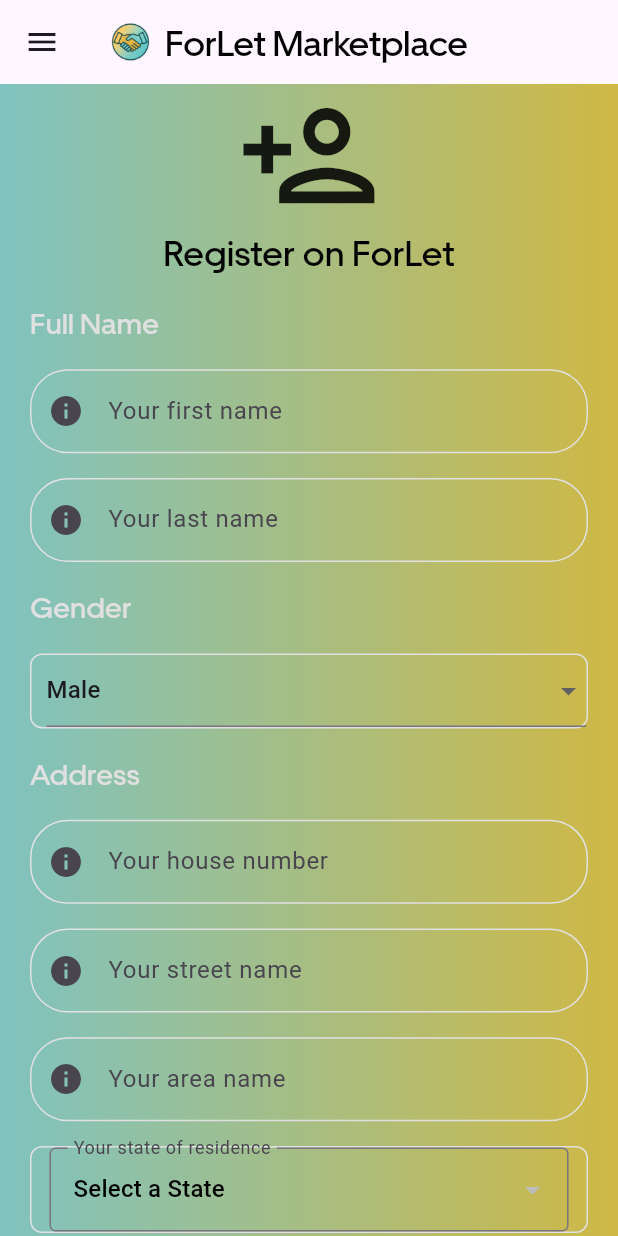
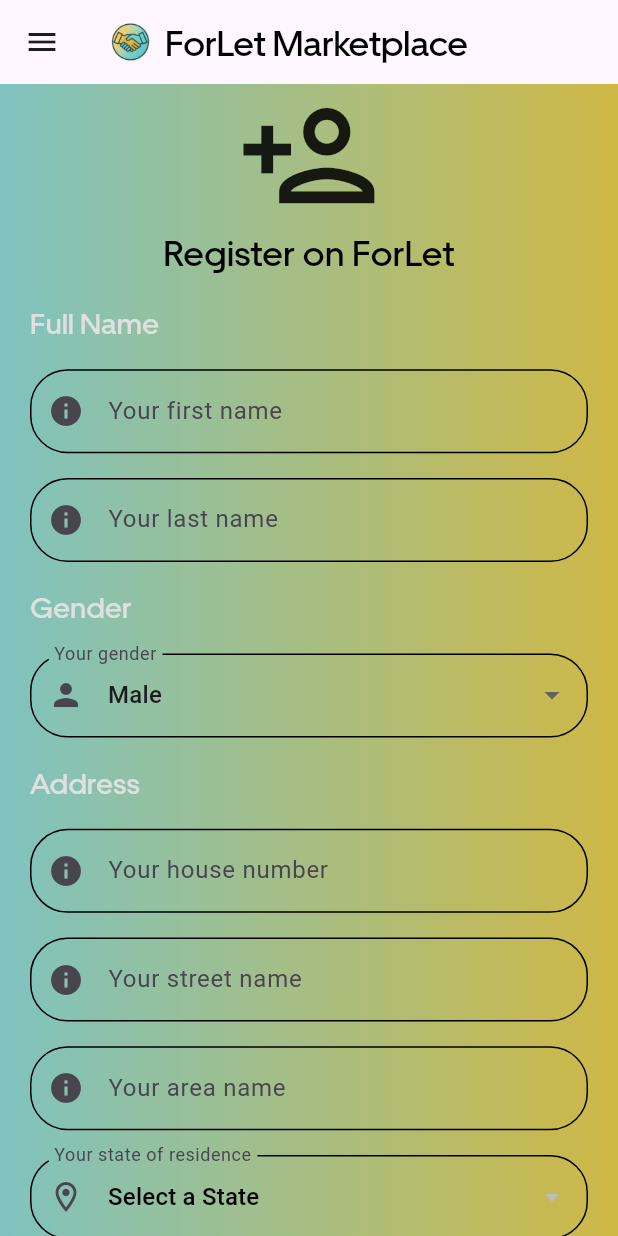
Before and after one commit to realoneolawale/flutter-forlet-marketplace-ng, a Flutter app: the screen it shows after launch, on a phone screen of 412 x 824 dp. Run offline on Flutter 3.47's test engine with Material 3 defaults, Android fonts, the phone set to English and light mode, and no system bars; our stand-ins replace expandable, flutter_html, flutter_secure_storage, image_picker, sizer; missing offline and left inert: signalr_netcore_plus; network calls fail.

Commit message:
Added controller to register screen

```diff
--- a/lib/constants/constant.dart
+++ b/lib/constants/constant.dart
@@ -13,12 +13,12 @@ const String AppName = "ForLet Marketplace";
 
 // textbox outlineInputeBorder style
 const border = OutlineInputBorder(
-  borderSide: BorderSide(color: Color.fromRGBO(225, 225, 225, 1)),
+  borderSide: BorderSide(color: Colors.black),
   borderRadius: BorderRadius.horizontal(
       left: Radius.circular(25.0), right: Radius.circular(25.0)),
 );
 
-TextStyle errorTextStyle = AppTextStyles.small10.copyWith(color: red);
+TextStyle errorTextStyle = AppTextStyles.small12.copyWith(color: red);
 
 // app-wide box decoration
 Decoration background = BoxDecoration(
--- /dev/null
+++ b/lib/models/dtos/register_request_dto.dart
@@ -0,0 +1,71 @@
+class RegisterRequestDto {
+  late final String? firstName;
+  late final String? lastName;
+  late final String? email;
+  late final String? gender;
+  late final String? phone;
+  late final String? houseNumber;
+  late final String? streetName;
+  late final String? areaName;
+  late final String? address;
+  late final String? avatar;
+  late final int? stateId;
+  late final int? lgaId;
+  late final String? password;
+  late final String? confirmPassword;
+
+  RegisterRequestDto({
+    this.firstName,
+    this.lastName,
+    this.email,
+    this.gender,
+    this.phone,
+    this.houseNumber,
+    this.streetName,
+    this.areaName,
+    this.address,
+    this.avatar,
+    this.stateId,
+    this.lgaId,
+    this.password,
+    this.confirmPassword,
+  });
+
+  factory RegisterRequestDto.fromJson(Map<String, dynamic> json) {
+    return RegisterRequestDto(
+      firstName: json['firstName'],
+      lastName: json['lastName'],
+      email: json['email'],
+      gender: json['gender'],
+      phone: json['phone'],
+      houseNumber: json['houseNumber'],
+      streetName: json['streetName'],
+      areaName: json['areaName'],
+      address: json['address'],
+      avatar: json['avatar'],
+      stateId: json['stateId'],
+      lgaId: json['lgaId'],
+      password: json['password'],
+      confirmPassword: json['confirmPassword'],
+    );
+  }
+
+  Map<String, dynamic> toJson() {
+    return {
+      'firstName': firstName,
+      'lastName': lastName,
+      'email': email,
+      'gender': gender,
+      'phone': phone,
+      'houseNumber': houseNumber,
+      'streetName': streetName,
+      'areaName': areaName,
+      'address': address,
+      'avatar': avatar,
+      'stateId': stateId,
+      'lgaId': lgaId,
+      'password': password,
+      'confirmPassword': confirmPassword,
+    };
+  }
+}
--- a/lib/provider/form_validator_provider.dart
+++ b/lib/provider/form_validator_provider.dart
@@ -13,6 +13,7 @@ class FormValidatorProvider extends ChangeNotifier {
   String? lgaIdError;
   String? passwordError;
   String? confirmPasswordError;
+  String? confirmPasswordCheck;
 
   void validateFirstName(String value) {
     if (value.isEmpty) {
@@ -105,6 +106,7 @@ class FormValidatorProvider extends ChangeNotifier {
     } else if (value.length < 6) {
       passwordError = "Password requires minimum of 6 characters";
     } else {
+      confirmPasswordCheck = value;
       passwordError = null;
     }
     notifyListeners();
@@ -115,6 +117,8 @@ class FormValidatorProvider extends ChangeNotifier {
       confirmPasswordError = "Confirm password can't be empty";
     } else if (value.length < 6) {
       confirmPasswordError = "Password requires minimum of 6 characters";
+    } else if (value != confirmPasswordCheck) {
+      confirmPasswordError = "Password does not match";
     } else {
       confirmPasswordError = null;
     }
--- a/lib/screens/register_screen.dart
+++ b/lib/screens/register_screen.dart
@@ -1,4 +1,6 @@
+import 'package:ForLetMarketplaceNG/models/dtos/register_request_dto.dart';
 import 'package:ForLetMarketplaceNG/provider/form_validator_provider.dart';
+import 'package:ForLetMarketplaceNG/screens/login_screen.dart';
 import 'package:flutter/material.dart';
 import 'package:provider/provider.dart';
 import 'package:sizer/sizer.dart';
@@ -21,6 +23,8 @@ class _RegisterScreenState extends State<RegisterScreen> {
   // screen variables
   StateGetDto? selectedState;
   LgasGetDto? selectedLga;
+  RegisterRequestDto dto = RegisterRequestDto();
+  dynamic result;
 
   @override
   void initState() {
@@ -37,11 +41,23 @@ class _RegisterScreenState extends State<RegisterScreen> {
     final states = provider.stateList ?? [];
     final lgas = provider.lgaList ?? [];
 
-    return Scaffold(
-      appBar: appBar,
-      drawer: appDrawer(context),
-      body: SafeArea(
-        child: SingleChildScrollView(
+    TextEditingController firstNameController = TextEditingController();
+    TextEditingController lastNameController = TextEditingController();
+    TextEditingController houseNumberController = TextEditingController();
+    TextEditingController streetNameController = TextEditingController();
+    TextEditingController areaNameController = TextEditingController();
+    TextEditingController stateIdController = TextEditingController();
+    TextEditingController lgaIdController = TextEditingController();
+    TextEditingController emailController = TextEditingController();
+    TextEditingController phoneController = TextEditingController();
+    TextEditingController passwordController = TextEditingController();
+    TextEditingController confirmPasswordController = TextEditingController();
+
+    return SafeArea(
+      child: Scaffold(
+        appBar: appBar,
+        drawer: appDrawer(context),
+        body: SingleChildScrollView(
           child: Container(
             padding: screenPadding,
             decoration: background,
@@ -74,12 +90,12 @@ class _RegisterScreenState extends State<RegisterScreen> {
                   height: 2.h,
                 ),
                 TextField(
-                  onChanged: (value) {
-                    validationProvider.validateFirstName;
-                  },
+                  onChanged: validationProvider.validateFirstName,
+                  controller: firstNameController,
                   decoration: InputDecoration(
                     labelText: "Your first name",
                     errorText: validationProvider.firstNameError,
+                    errorStyle: errorTextStyle,
                     hintText: 'First Name',
                     prefixIcon: Icon(Icons.info),
                     border: border,
@@ -91,12 +107,12 @@ class _RegisterScreenState extends State<RegisterScreen> {
                   height: 2.h,
                 ),
                 TextField(
-                  onChanged: (value) {
-                    validationProvider.validateLastName;
-                  },
+                  onChanged: validationProvider.validateLastName,
+                  controller: lastNameController,
                   decoration: InputDecoration(
                     labelText: "Your last name",
                     errorText: validationProvider.lastNameError,
+                    errorStyle: errorTextStyle,
                     hintText: 'Last Name',
                     prefixIcon: Icon(Icons.info),
                     border: border,
@@ -115,11 +131,6 @@ class _RegisterScreenState extends State<RegisterScreen> {
                   height: 2.h,
                 ),
                 Container(
-                  padding: EdgeInsets.only(left: 10),
-                  decoration: BoxDecoration(
-                    border: Border.all(color: Color.fromRGBO(225, 225, 225, 1)),
-                    borderRadius: BorderRadius.circular(8),
-                  ),
                   child: DropdownButtonFormField<String>(
                     value: 'Male',
                     isExpanded: true,
@@ -133,7 +144,17 @@ class _RegisterScreenState extends State<RegisterScreen> {
                     ]
                         .map((e) => DropdownMenuItem(value: e, child: Text(e)))
                         .toList(),
-                    onChanged: (value) {},
+                    onChanged: (value) {
+                      dto.gender = value;
+                    },
+                    decoration: InputDecoration(
+                      enabledBorder: border,
+                      prefixIcon: Icon(Icons.person),
+                      labelText: "Your gender",
+                      errorText: validationProvider.genderError,
+                      errorStyle: errorTextStyle,
+                      border: OutlineInputBorder(),
+                    ),
                   ),
                 ),
                 SizedBox(
@@ -147,13 +168,13 @@ class _RegisterScreenState extends State<RegisterScreen> {
                   height: 2.h,
                 ),
                 TextField(
-                  onChanged: (value) {
-                    validationProvider.validateHouseNumber;
-                  },
+                  controller: houseNumberController,
+                  onChanged: validationProvider.validateHouseNumber,
                   keyboardType: TextInputType.number,
                   decoration: InputDecoration(
                     labelText: 'Your house number',
                     errorText: validationProvider.houseNumberError,
+                    errorStyle: errorTextStyle,
                     hintText: 'House Number (e.g. 3)',
                     prefixIcon: Icon(Icons.info),
                     border: border,
@@ -165,13 +186,13 @@ class _RegisterScreenState extends State<RegisterScreen> {
                   height: 2.h,
                 ),
                 TextField(
-                  onChanged: (value) {
-                    validationProvider.validateStreetName;
-                  },
+                  controller: streetNameController,
+                  onChanged: validationProvider.validateStreetName,
                   keyboardType: TextInputType.text,
                   decoration: InputDecoration(
                     labelText: 'Your street name',
                     errorText: validationProvider.streetNameError,
+                    errorStyle: errorTextStyle,
                     hintText: 'Street Name (e.g. Bode Thomas Street)',
                     prefixIcon: Icon(Icons.info),
                     border: border,
@@ -183,13 +204,13 @@ class _RegisterScreenState extends State<RegisterScreen> {
                   height: 2.h,
                 ),
                 TextField(
-                  onChanged: (value) {
-                    validationProvider.validateAreaName;
-                  },
+                  controller: areaNameController,
+                  onChanged: validationProvider.validateAreaName,
                   keyboardType: TextInputType.text,
                   decoration: InputDecoration(
                     labelText: 'Your area name',
                     errorText: validationProvider.areaNameError,
+                    errorStyle: errorTextStyle,
                     hintText: 'Area Name (e.g. Aguda Surulere)',
                     prefixIcon: Icon(Icons.info),
                     border: border,
@@ -201,11 +222,6 @@ class _RegisterScreenState extends State<RegisterScreen> {
                   height: 2.h,
                 ),
                 Container(
-                  padding: EdgeInsets.symmetric(horizontal: 12),
-                  decoration: BoxDecoration(
-                    border: Border.all(color: Color.fromRGBO(225, 225, 225, 1)),
-                    borderRadius: BorderRadius.circular(8),
-                  ),
                   child: DropdownButtonFormField<StateGetDto>(
                     value: selectedState,
                     isExpanded: true,
@@ -223,14 +239,18 @@ class _RegisterScreenState extends State<RegisterScreen> {
                         )
                         .toList(),
                     decoration: InputDecoration(
+                      enabledBorder: border,
+                      prefixIcon: Icon(Icons.location_on_outlined),
                       labelText: "Your state of residence",
                       errorText: validationProvider.stateIdError,
+                      errorStyle: errorTextStyle,
                       border: OutlineInputBorder(),
                     ),
                     onChanged: (value) {
-                      validationProvider.validateStateId;
                       setState(() {
+                        validationProvider.validateStateId;
                         selectedState = value;
+                        dto.stateId = value?.id ?? 1;
                         Provider.of<HomeProvider>(context, listen: false)
                             .loadLgaList(value?.id ?? 1);
                         // update the provider state name and id value
@@ -243,11 +263,6 @@ class _RegisterScreenState extends State<RegisterScreen> {
                   height: 2.h,
                 ),
                 Container(
-                  padding: EdgeInsets.symmetric(horizontal: 12),
-                  decoration: BoxDecoration(
-                    border: Border.all(color: Color.fromRGBO(225, 225, 225, 1)),
-                    borderRadius: BorderRadius.circular(8),
-                  ),
                   child: DropdownButtonFormField<LgasGetDto>(
                     value: selectedLga,
                     isExpanded: true,
@@ -265,14 +280,18 @@ class _RegisterScreenState extends State<RegisterScreen> {
                         )
                         .toList(),
                     decoration: InputDecoration(
+                      enabledBorder: border,
+                      prefixIcon: Icon(Icons.location_on_outlined),
                       labelText: "Your L.G.A of residence",
                       errorText: validationProvider.lgaIdError,
+                      errorStyle: errorTextStyle,
                       border: OutlineInputBorder(),
                     ),
                     onChanged: (value) {
                       validationProvider.validateLgaId;
                       setState(() {
                         selectedLga = value;
+                        dto.lgaId = value?.id ?? 1;
                         // update the provider lga name value
                         provider.setLgaLocation(selectedLga!);
                       });
@@ -290,13 +309,13 @@ class _RegisterScreenState extends State<RegisterScreen> {
                   height: 2.h,
                 ),
                 TextField(
-                  onChanged: (value) {
-                    validationProvider.validateEmail;
-                  },
+                  controller: emailController,
+                  onChanged: validationProvider.validateEmail,
                   keyboardType: TextInputType.emailAddress,
                   decoration: InputDecoration(
                     labelText: 'Your email address',
                     errorText: validationProvider.emailError,
+                    errorStyle: errorTextStyle,
                     hintText: 'Email',
                     prefixIcon: Icon(Icons.email_outlined),
                     border: border,
@@ -308,13 +327,13 @@ class _RegisterScreenState extends State<RegisterScreen> {
                   height: 2.h,
                 ),
                 TextField(
-                  onChanged: (value) {
-                    validationProvider.validatePhone;
-                  },
+                  controller: phoneController,
+                  onChanged: validationProvider.validatePhone,
                   keyboardType: TextInputType.phone,
                   decoration: InputDecoration(
                     labelText: 'Your phone number',
                     errorText: validationProvider.phoneNumberError,
+                    errorStyle: errorTextStyle,
                     hintText: 'Phone Number',
                     prefixIcon: Icon(Icons.phone_outlined),
                     border: border,
@@ -326,13 +345,13 @@ class _RegisterScreenState extends State<RegisterScreen> {
                   height: 2.h,
                 ),
                 TextField(
-                  onChanged: (value) {
-                    validationProvider.validatePassword;
-                  },
+                  controller: passwordController,
+                  onChanged: validationProvider.validatePassword,
                   obscureText: true,
                   decoration: InputDecoration(
                     labelText: 'Your password',
                     errorText: validationProvider.passwordError,
+                    errorStyle: errorTextStyle,
                     hintText: 'Password',
                     prefixIcon: Icon(Icons.password),
                     border: border,
@@ -344,13 +363,13 @@ class _RegisterScreenState extends State<RegisterScreen> {
                   height: 8.0,
                 ),
                 TextField(
-                  onChanged: (value) {
-                    validationProvider.validateConfirmPassword;
-                  },
+                  controller: confirmPasswordController,
+                  onChanged: validationProvider.validateConfirmPassword,
                   obscureText: true,
                   decoration: InputDecoration(
                     labelText: 'Your password confirmation',
                     errorText: validationProvider.confirmPasswordError,
+                    errorStyle: errorTextStyle,
                     hintText: 'Confirm Password',
                     prefixIcon: Icon(Icons.password),
                     border: border,
@@ -364,7 +383,27 @@ class _RegisterScreenState extends State<RegisterScreen> {
                 Padding(
                   padding: EdgeInsets.all(20.0),
                   child: ElevatedButton(
-                    onPressed: () {},
+                    onPressed: () {
+                      result = provider.registerUser(dto);
+
+                      showDialog(
+                        context: context,
+                        builder: (context) => AlertDialog(
+                          title: Text('Success'),
+                          content: Text(result),
+                          actions: [
+                            TextButton(
+                              child: const Text('OK'),
+                              onPressed: () => Navigator.pushAndRemoveUntil(
+                                  context,
+                                  MaterialPageRoute(
+                                      builder: (context) => LoginScreen()),
+                                  (route) => false),
+                            ),
+                          ],
+                        ),
+                      );
+                    },
                     style: ElevatedButton.styleFrom(
                       backgroundColor: turquoise,
                       fixedSize: const Size(350, 50),
@@ -375,6 +414,9 @@ class _RegisterScreenState extends State<RegisterScreen> {
                     ),
                   ),
                 ),
+                SizedBox(
+                  height: 2.h,
+                ),
               ],
             ),
           ),
```
Also changed, not shown: lib/provider/home_provider.dart (+23 -0 lines), lib/services/home_service.dart (+21 -1 lines).
